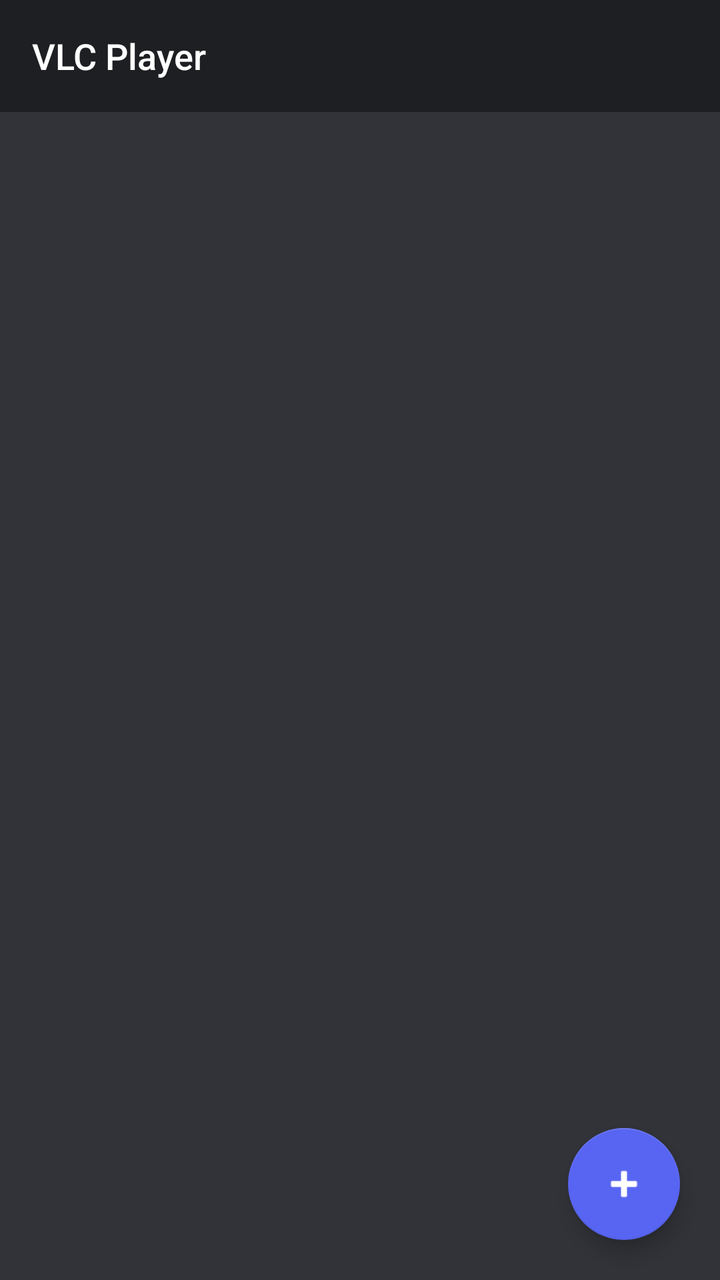
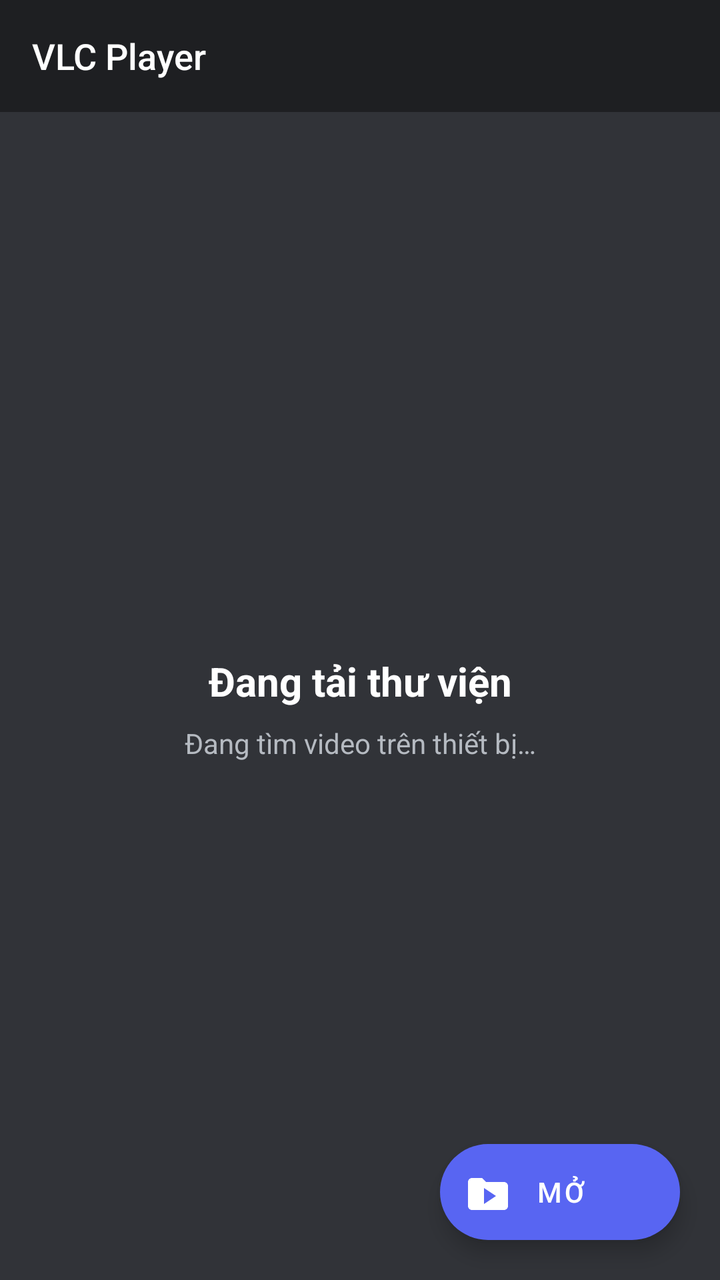

Before-and-after screenshots of an Android layout around one commit, followed by the original layout XML and the change that was made.
<!-- AndroidManifest.xml: application theme Theme.VLCPlayer -->
<!-- res/layout/activity_main.xml -->
<?xml version="1.0" encoding="utf-8"?>
<androidx.coordinatorlayout.widget.CoordinatorLayout
    xmlns:android="http://schemas.android.com/apk/res/android"
    xmlns:app="http://schemas.android.com/apk/res-auto"
    android:layout_width="match_parent"
    android:layout_height="match_parent"
    android:background="@color/bg_dark">

    <com.google.android.material.appbar.AppBarLayout
        android:layout_width="match_parent"
        android:layout_height="wrap_content"
        android:background="@color/surface_darker"
        app:elevation="0dp">

        <androidx.appcompat.widget.Toolbar
            android:id="@+id/toolbar"
            android:layout_width="match_parent"
            android:layout_height="?attr/actionBarSize"
            android:background="@color/surface_darker"
            app:title="@string/app_name"
            app:titleTextColor="@color/text_primary"
            app:titleTextAppearance="@style/ToolbarTitleStyle" />

    </com.google.android.material.appbar.AppBarLayout>

    <androidx.recyclerview.widget.RecyclerView
        android:id="@+id/recyclerView"
        android:layout_width="match_parent"
        android:layout_height="match_parent"
        android:clipToPadding="false"
        android:paddingTop="8dp"
        android:paddingBottom="88dp"
        app:layout_behavior="@string/appbar_scrolling_view_behavior" />

    <TextView
        android:id="@+id/tv_empty"
        android:layout_width="wrap_content"
        android:layout_height="wrap_content"
        android:layout_gravity="center"
        android:text="Không có video"
        android:textColor="@color/text_muted"
        android:textSize="16sp"
        android:visibility="gone"/>

    <ProgressBar
        android:id="@+id/progress_bar"
        android:layout_width="wrap_content"
        android:layout_height="wrap_content"
        android:layout_gravity="center"
        android:indeterminateTint="@color/accent"
        android:visibility="gone"/>

    <com.google.android.material.floatingactionbutton.FloatingActionButton
        android:id="@+id/fab"
        android:layout_width="wrap_content"
        android:layout_height="wrap_content"
        android:layout_gravity="bottom|end"
        android:layout_margin="20dp"
        android:contentDescription="@string/open_file"
        app:backgroundTint="@color/accent"
        app:srcCompat="@android:drawable/ic_input_add"
        app:tint="@color/white"
        app:elevation="6dp"/>

</androidx.coordinatorlayout.widget.CoordinatorLayout>
<!-- resources referenced by this layout -->
<resources>
  <color name="accent">#5865F2</color>
  <color name="bg_dark">#313338</color>
  <color name="surface_darker">#1E1F22</color>
  <color name="text_muted">#80848E</color>
  <color name="text_primary">#FFFFFF</color>
  <color name="white">#FFFFFF</color>
  <string name="app_name">VLC Player</string>
  <string name="open_file">Mở file video</string>
  <style name="ToolbarTitleStyle" parent="TextAppearance.AppCompat.Widget.ActionBar.Title">
          <item name="android:textColor">@color/text_primary</item>
          <item name="android:textSize">18sp</item>
      </style>
  <style name="Theme.VLCPlayer" parent="Theme.MaterialComponents.DayNight.NoActionBar">
          <item name="colorPrimary">@color/surface_dark</item>
          <item name="colorPrimaryVariant">@color/bg_dark</item>
          <item name="colorOnPrimary">@color/white</item>
          <item name="colorSecondary">@color/accent</item>
          <item name="android:windowBackground">@color/bg_dark</item>
          <item name="android:statusBarColor">@color/bg_dark</item>
          <item name="android:navigationBarColor">@color/bg_dark</item>
      </style>
  <color name="surface_dark">#2B2D31</color>
</resources>

<!-- the commit's change to res/layout/activity_main.xml (unified diff, before → after) -->
@@ -29,37 +29,76 @@
         android:layout_height="match_parent"
         android:clipToPadding="false"
         android:paddingTop="8dp"
-        android:paddingBottom="88dp"
+        android:paddingBottom="96dp"
+        android:visibility="gone"
         app:layout_behavior="@string/appbar_scrolling_view_behavior" />
 
-    <TextView
-        android:id="@+id/tv_empty"
-        android:layout_width="wrap_content"
+    <LinearLayout
+        android:id="@+id/library_state"
+        android:layout_width="match_parent"
         android:layout_height="wrap_content"
         android:layout_gravity="center"
-        android:text="Không có video"
-        android:textColor="@color/text_muted"
-        android:textSize="16sp"
-        android:visibility="gone"/>
+        android:gravity="center"
+        android:orientation="vertical"
+        android:padding="24dp">
 
-    <ProgressBar
-        android:id="@+id/progress_bar"
-        android:layout_width="wrap_content"
-        android:layout_height="wrap_content"
-        android:layout_gravity="center"
-        android:indeterminateTint="@color/accent"
-        android:visibility="gone"/>
+        <ProgressBar
+            android:id="@+id/progress_bar"
+            android:layout_width="wrap_content"
+            android:layout_height="wrap_content"
+            android:layout_marginBottom="20dp"
+            android:indeterminateTint="@color/accent" />
 
-    <com.google.android.material.floatingactionbutton.FloatingActionButton
+        <TextView
+            android:id="@+id/state_title"
+            android:layout_width="match_parent"
+            android:layout_height="wrap_content"
+            android:gravity="center"
+            android:text="@string/library_loading_title"
+            android:textColor="@color/text_primary"
+            android:textSize="20sp"
+            android:textStyle="bold" />
+
+        <TextView
+            android:id="@+id/state_message"
+            android:layout_width="match_parent"
+            android:layout_height="wrap_content"
+            android:layout_marginTop="8dp"
+            android:gravity="center"
+            android:text="@string/library_loading_message"
+            android:textColor="@color/text_secondary"
+            android:textSize="14sp" />
+
+        <com.google.android.material.button.MaterialButton
+            android:id="@+id/state_primary"
+            android:layout_width="wrap_content"
+            android:layout_height="wrap_content"
+            android:layout_marginTop="24dp"
+            android:minHeight="48dp"
+            android:visibility="gone" />
+
+        <com.google.android.material.button.MaterialButton
+            android:id="@+id/state_secondary"
+            style="@style/Widget.MaterialComponents.Button.TextButton"
+            android:layout_width="wrap_content"
+            android:layout_height="wrap_content"
+            android:minHeight="48dp"
+            android:visibility="gone" />
+
+    </LinearLayout>
+
+    <com.google.android.material.floatingactionbutton.ExtendedFloatingActionButton
         android:id="@+id/fab"
         android:layout_width="wrap_content"
         android:layout_height="wrap_content"
         android:layout_gravity="bottom|end"
         android:layout_margin="20dp"
-        android:contentDescription="@string/open_file"
+        android:contentDescription="@string/open_video"
+        android:text="@string/open"
+        android:textColor="@color/white"
         app:backgroundTint="@color/accent"
-        app:srcCompat="@android:drawable/ic_input_add"
-        app:tint="@color/white"
+        app:icon="@drawable/ic_open_video"
+        app:iconTint="@color/white"
         app:elevation="6dp"/>
 
 </androidx.coordinatorlayout.widget.CoordinatorLayout>
<!-- resource entries referenced after the edit -->
@@ -3,11 +3,25 @@
   <color name="accent">#5865F2</color>
   <color name="bg_dark">#313338</color>
   <color name="surface_darker">#1E1F22</color>
-  <color name="text_muted">#80848E</color>
   <color name="text_primary">#FFFFFF</color>
+  <color name="text_secondary">#B5BAC1</color>
   <color name="white">#FFFFFF</color>
+  <!-- drawable ic_open_video (drawable) -->
+  <?xml version="1.0" encoding="utf-8"?>
+  <vector xmlns:android="http://schemas.android.com/apk/res/android"
+      android:width="24dp"
+      android:height="24dp"
+      android:viewportWidth="24"
+      android:viewportHeight="24">
+      <path
+          android:fillColor="#FFFFFFFF"
+          android:pathData="M4,5h5l2,2h9c1.1,0 2,0.9 2,2v10c0,1.1 -0.9,2 -2,2H4c-1.1,0 -2,-0.9 -2,-2V7c0,-1.1 0.9,-2 2,-2zM10,10v8l6,-4z" />
+  </vector>
   <string name="app_name">VLC Player</string>
-  <string name="open_file">Mở file video</string>
+  <string name="library_loading_message">Đang tìm video trên thiết bị…</string>
+  <string name="library_loading_title">Đang tải thư viện</string>
+  <string name="open">Mở</string>
+  <string name="open_video">Mở video</string>
   <style name="ToolbarTitleStyle" parent="TextAppearance.AppCompat.Widget.ActionBar.Title">
           <item name="android:textColor">@color/text_primary</item>
           <item name="android:textSize">18sp</item>
